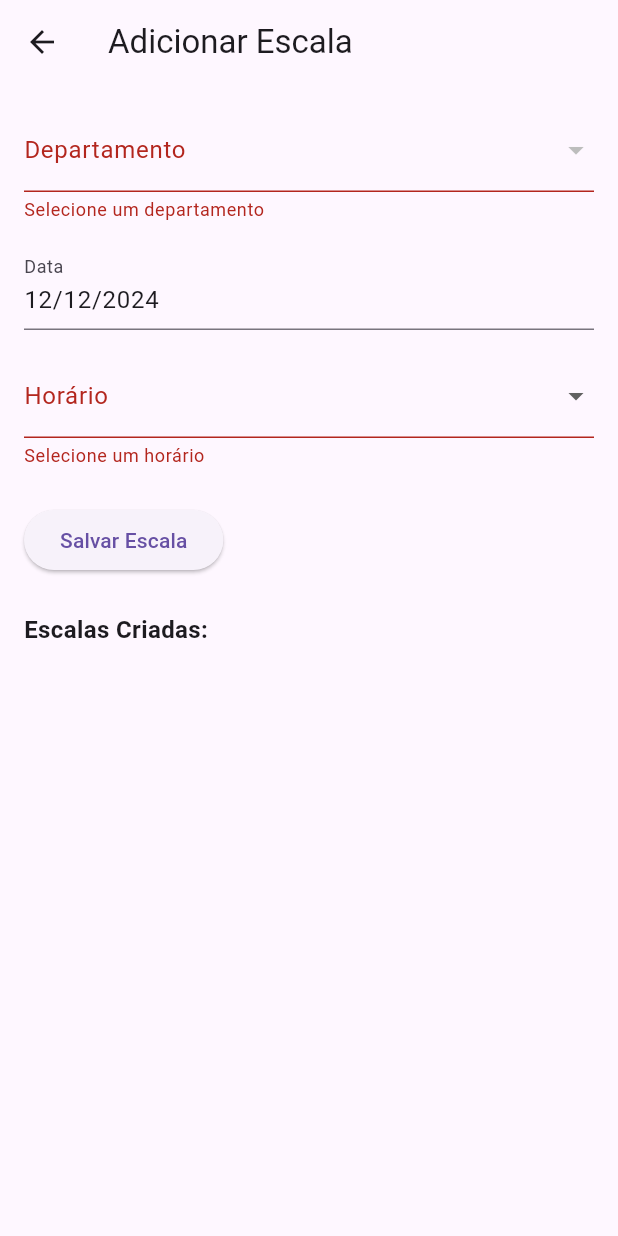
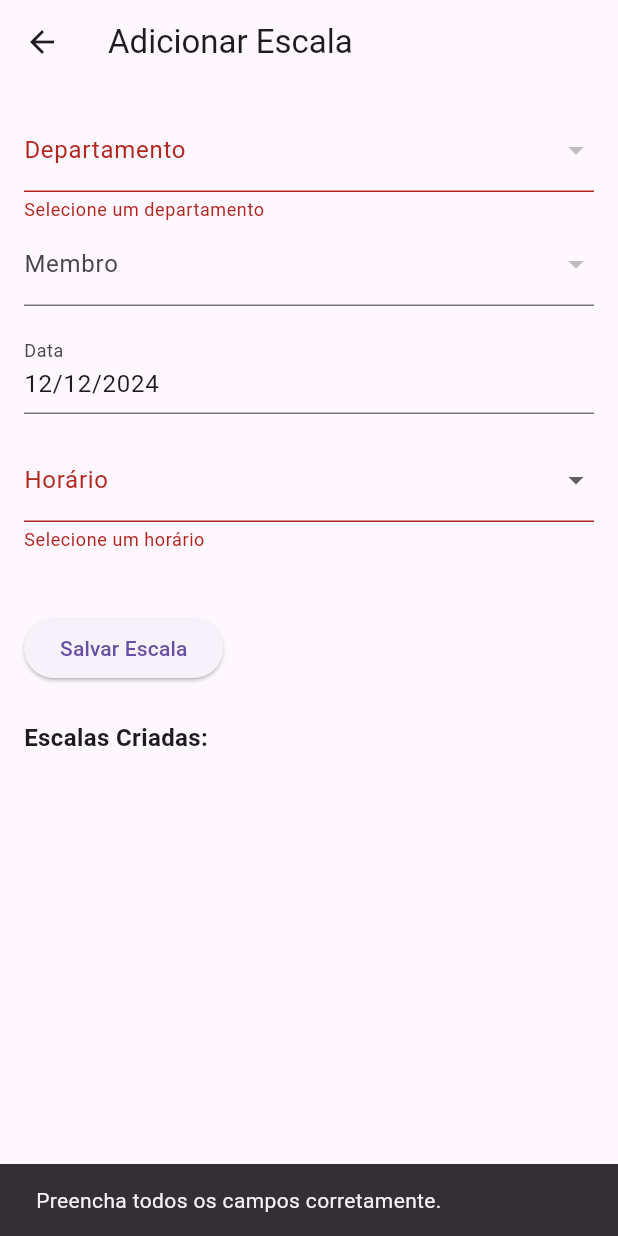
Before and after one commit to WellAzvdo/EscalaIEVV, a Flutter app: the AddEditScaleScreen screen opened directly, after a tap on "Salvar Escala", on a phone screen of 412 x 824 dp. Run offline on Flutter 3.47's test engine with Material 3 defaults, Android fonts, the phone set to English and light mode, and no system bars; our stand-ins replace sqflite_common, sqflite_common_ffi; accounts and stored records are empty.

Commit message:
Add feature members in schedule screen and blank field validator in the same screen

```diff
--- a/church_schedule_app/lib/screens/add_edit_scale_screen.dart
+++ b/church_schedule_app/lib/screens/add_edit_scale_screen.dart
@@ -17,6 +17,7 @@ class _AddEditScaleScreenState extends State<AddEditScaleScreen> {
   String? _selectedTime;
   List<int> _selectedMembers = [];
   List<Map<String, dynamic>> _departments = [];
+  List<Map<String, dynamic>> _members = [];
   List<Map<String, dynamic>> _scales = [];
   final List<String> _availableTimes = [
     '08:00',
@@ -32,6 +33,7 @@ class _AddEditScaleScreenState extends State<AddEditScaleScreen> {
   void initState() {
     super.initState();
     _loadDepartments();
+    _loadMembers();
     _loadScales();
   }
 
@@ -39,6 +41,13 @@ class _AddEditScaleScreenState extends State<AddEditScaleScreen> {
     final departments = await DBHelper.getDepartments();
     setState(() {
       _departments = departments;
+    });
+  }
+
+  Future<void> _loadMembers() async {
+    final members = await DBHelper.getMembers();
+    setState(() {
+      _members = members;
     });
   }
 
@@ -51,16 +60,26 @@ class _AddEditScaleScreenState extends State<AddEditScaleScreen> {
 
   Future<void> _saveScale() async {
     if (_formKey.currentState!.validate()) {
+      if (_selectedMembers.isEmpty) {
+        // Verifica se pelo menos um membro foi selecionado
+        ScaffoldMessenger.of(context).showSnackBar(
+          SnackBar(content: Text('Selecione ao menos um membro.')),
+        );
+        return;
+      }
+
       final dateTimeString = '${_selectedDate.toIso8601String().split('T')[0]} $_selectedTime';
       final dateTime = DateTime.parse(dateTimeString);
 
       if (widget.scaleId == null) {
+        // Insere uma nova escala
         await DBHelper.insertScale(
           int.parse(_selectedDepartment!),
           dateTime,
           _selectedMembers,
         );
       } else {
+        // Atualiza uma escala existente
         await DBHelper.updateScale(
           widget.scaleId!,
           int.parse(_selectedDepartment!),
@@ -71,6 +90,11 @@ class _AddEditScaleScreenState extends State<AddEditScaleScreen> {
 
       _loadScales(); // Atualiza a lista de escalas
       Navigator.of(context).pop();
+    } else {
+      // Exibe uma mensagem se o formulário não for válido
+      ScaffoldMessenger.of(context).showSnackBar(
+        SnackBar(content: Text('Preencha todos os campos corretamente.')),
+      );
     }
   }
 
@@ -98,9 +122,28 @@ class _AddEditScaleScreenState extends State<AddEditScaleScreen> {
                 onChanged: (value) {
                   setState(() {
                     _selectedDepartment = value;
+                    _filterMembersByDepartment(int.parse(value!));
                   });
                 },
                 validator: (value) => value == null ? 'Selecione um departamento' : null,
+              ),
+              DropdownButtonFormField<int>(
+                decoration: InputDecoration(labelText: 'Membro'),
+                items: _members
+                    .map((member) => DropdownMenuItem<int>(
+                          value: member['id'],
+                          child: Text(member['name']),
+                        ))
+                    .toList(),
+                onChanged: (value) {
+                  if (value != null) {
+                    setState(() {
+                      if (!_selectedMembers.contains(value)) {
+                        _selectedMembers.add(value);
+                      }
+                    });
+                  }
+                },
               ),
               SizedBox(height: 16),
               TextFormField(
@@ -139,6 +182,24 @@ class _AddEditScaleScreenState extends State<AddEditScaleScreen> {
                 },
                 validator: (value) => value == null ? 'Selecione um horário' : null,
               ),
+              SizedBox(height: 16),
+              Wrap(
+                spacing: 8,
+                children: _selectedMembers
+                    .map(
+                      (id) => Chip(
+                        label: Text(
+                          _members.firstWhere((member) => member['id'] == id)['name'],
+                        ),
+                        onDeleted: () {
+                          setState(() {
+                            _selectedMembers.remove(id);
+                          });
+                        },
+                      ),
+                    )
+                    .toList(),
+              ),
               SizedBox(height: 24),
               ElevatedButton(
                 onPressed: _saveScale,
@@ -174,4 +235,13 @@ class _AddEditScaleScreenState extends State<AddEditScaleScreen> {
       ),
     );
   }
+
+  void _filterMembersByDepartment(int departmentId) {
+    final filteredMembers = _members
+        .where((member) => member['departmentId'] == departmentId)
+        .toList();
+    setState(() {
+      _members = filteredMembers;
+    });
+  }
 }
```
